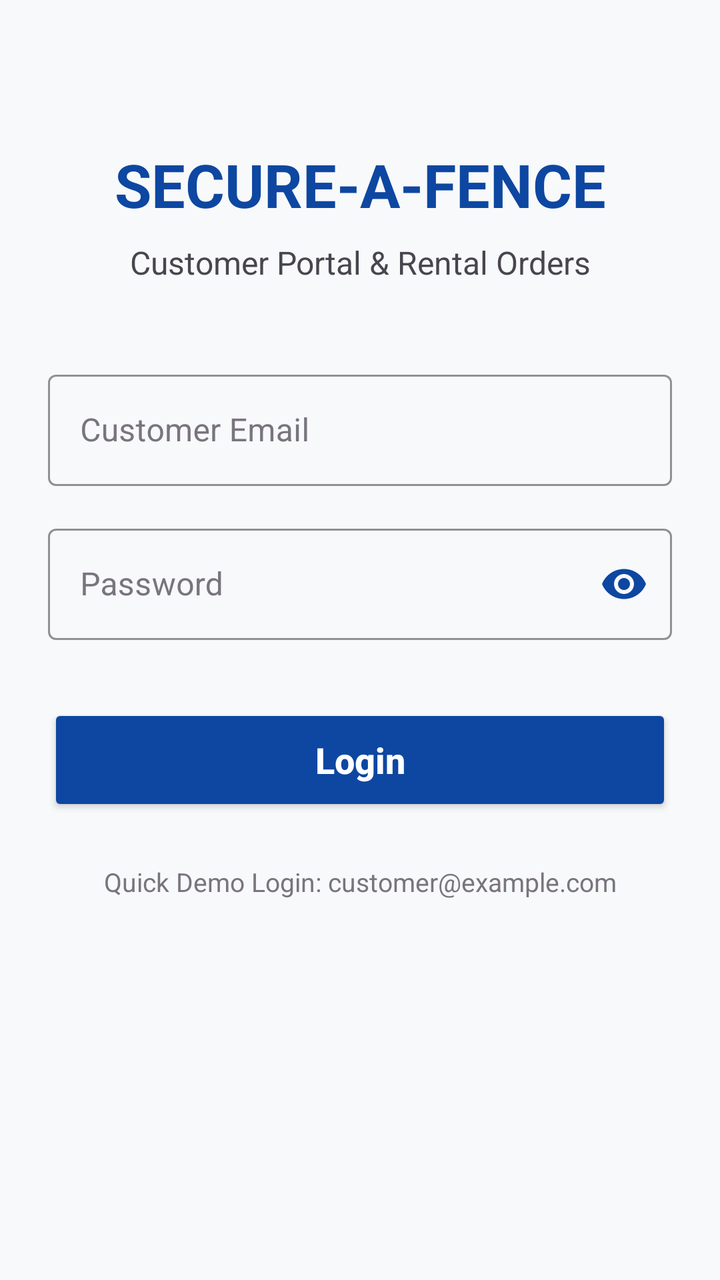
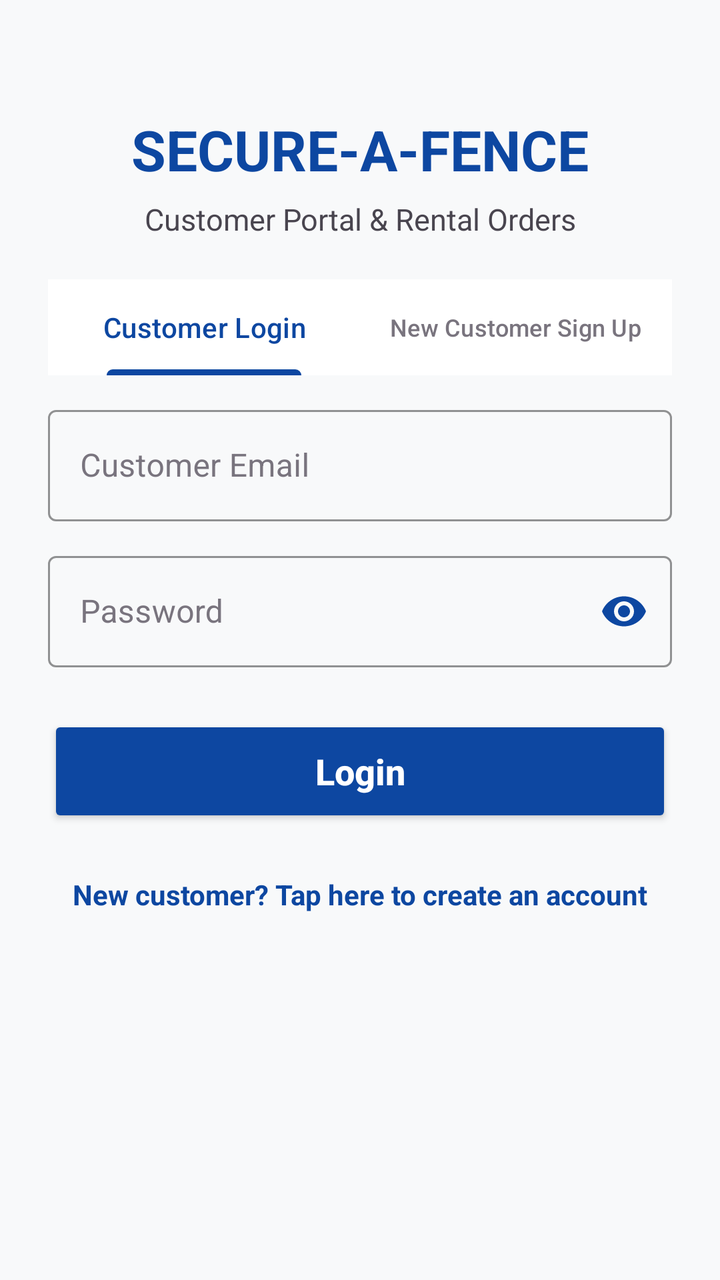

The first picture is an Android layout as it rendered before a commit; the second is the same layout after the commit. The layout source and the unified diff follow.
<!-- AndroidManifest.xml: application theme Theme.SecureAFenceClient -->
<!-- res/layout/activity_client_login.xml -->
<?xml version="1.0" encoding="utf-8"?>
<ScrollView xmlns:android="http://schemas.android.com/apk/res/android"
    xmlns:app="http://schemas.android.com/apk/res-auto"
    android:layout_width="match_parent"
    android:layout_height="match_parent"
    android:fillViewport="true"
    android:background="@color/bg_light">

    <androidx.constraintlayout.widget.ConstraintLayout
        android:layout_width="match_parent"
        android:layout_height="wrap_content"
        android:padding="24dp">

        <TextView
            android:id="@+id/tvAppTitle"
            android:layout_width="wrap_content"
            android:layout_height="wrap_content"
            android:text="SECURE-A-FENCE"
            android:textColor="@color/primary_blue"
            android:textSize="30sp"
            android:textStyle="bold"
            app:layout_constraintTop_toTopOf="parent"
            app:layout_constraintStart_toStartOf="parent"
            app:layout_constraintEnd_toEndOf="parent"
            android:layout_marginTop="48dp" />

        <TextView
            android:id="@+id/tvAppSubtitle"
            android:layout_width="wrap_content"
            android:layout_height="wrap_content"
            android:text="Customer Portal &amp; Rental Orders"
            android:textColor="@color/text_secondary"
            android:textSize="16sp"
            app:layout_constraintTop_toBottomOf="@id/tvAppTitle"
            app:layout_constraintStart_toStartOf="parent"
            app:layout_constraintEnd_toEndOf="parent"
            android:layout_marginTop="8dp" />

        <com.google.android.material.textfield.TextInputLayout
            android:id="@+id/tilEmail"
            style="@style/Widget.MaterialComponents.TextInputLayout.OutlinedBox"
            android:layout_width="match_parent"
            android:layout_height="wrap_content"
            android:hint="Customer Email"
            android:textColorHint="@color/text_muted"
            app:hintTextColor="@color/primary_blue"
            app:boxStrokeColor="@color/primary_blue"
            app:layout_constraintTop_toBottomOf="@id/tvAppSubtitle"
            android:layout_marginTop="40dp">

            <com.google.android.material.textfield.TextInputEditText
                android:id="@+id/etEmail"
                android:layout_width="match_parent"
                android:layout_height="wrap_content"
                android:inputType="textEmailAddress"
                android:textColor="@color/text_primary" />
        </com.google.android.material.textfield.TextInputLayout>

        <com.google.android.material.textfield.TextInputLayout
            android:id="@+id/tilPassword"
            style="@style/Widget.MaterialComponents.TextInputLayout.OutlinedBox"
            android:layout_width="match_parent"
            android:layout_height="wrap_content"
            android:hint="Password"
            android:textColorHint="@color/text_muted"
            app:hintTextColor="@color/primary_blue"
            app:boxStrokeColor="@color/primary_blue"
            app:passwordToggleEnabled="true"
            app:passwordToggleTint="@color/primary_blue"
            app:layout_constraintTop_toBottomOf="@id/tilEmail"
            android:layout_marginTop="16dp">

            <com.google.android.material.textfield.TextInputEditText
                android:id="@+id/etPassword"
                android:layout_width="match_parent"
                android:layout_height="wrap_content"
                android:inputType="textPassword"
                android:textColor="@color/text_primary" />
        </com.google.android.material.textfield.TextInputLayout>

        <Button
            android:id="@+id/btnLogin"
            android:layout_width="match_parent"
            android:layout_height="56dp"
            android:text="Login"
            android:textAllCaps="false"
            android:textSize="18sp"
            android:textStyle="bold"
            android:backgroundTint="@color/primary_blue"
            android:textColor="@color/white"
            app:layout_constraintTop_toBottomOf="@id/tilPassword"
            android:layout_marginTop="32dp" />

        <ProgressBar
            android:id="@+id/pbLoading"
            android:layout_width="wrap_content"
            android:layout_height="wrap_content"
            android:visibility="gone"
            android:indeterminateTint="@color/primary_blue"
            app:layout_constraintTop_toBottomOf="@id/btnLogin"
            app:layout_constraintStart_toStartOf="parent"
            app:layout_constraintEnd_toEndOf="parent"
            android:layout_marginTop="16dp" />

        <TextView
            android:id="@+id/tvDemoNote"
            android:layout_width="wrap_content"
            android:layout_height="wrap_content"
            android:text="Quick Demo Login: customer@example.com"
            android:textColor="@color/text_muted"
            android:textSize="13sp"
            app:layout_constraintTop_toBottomOf="@id/pbLoading"
            app:layout_constraintStart_toStartOf="parent"
            app:layout_constraintEnd_toEndOf="parent"
            android:layout_marginTop="24dp" />

    </androidx.constraintlayout.widget.ConstraintLayout>
</ScrollView>
<!-- resources referenced by this layout -->
<resources>
  <color name="bg_light">#F8F9FA</color>
  <color name="primary_blue">#0D47A1</color>
  <color name="text_muted">#79747E</color>
  <color name="text_primary">#1C1B1F</color>
  <color name="text_secondary">#49454F</color>
  <color name="white">#FFFFFF</color>
  <style name="Theme.SecureAFenceClient" parent="Theme.Material3.DayNight.NoActionBar">
          <item name="colorPrimary">@color/primary_blue</item>
          <item name="colorSecondary">@color/accent_orange</item>
          <item name="colorOnPrimary">@color/white</item>
          <item name="colorOnSecondary">@color/white</item>
          <item name="android:windowBackground">@color/bg_light</item>
          <item name="android:textColorPrimary">@color/text_primary</item>
          <item name="android:textColorSecondary">@color/text_secondary</item>
          <item name="android:statusBarColor">@color/primary_blue</item>
      </style>
  <color name="accent_orange">#FF6D00</color>
</resources>

<!-- the commit's change to res/layout/activity_client_login.xml (unified diff, before → after) -->
@@ -17,12 +17,12 @@
             android:layout_height="wrap_content"
             android:text="SECURE-A-FENCE"
             android:textColor="@color/primary_blue"
-            android:textSize="30sp"
+            android:textSize="28sp"
             android:textStyle="bold"
             app:layout_constraintTop_toTopOf="parent"
             app:layout_constraintStart_toStartOf="parent"
             app:layout_constraintEnd_toEndOf="parent"
-            android:layout_marginTop="48dp" />
+            android:layout_marginTop="32dp" />
 
         <TextView
             android:id="@+id/tvAppSubtitle"
@@ -30,12 +30,124 @@
             android:layout_height="wrap_content"
             android:text="Customer Portal &amp; Rental Orders"
             android:textColor="@color/text_secondary"
-            android:textSize="16sp"
+            android:textSize="15sp"
             app:layout_constraintTop_toBottomOf="@id/tvAppTitle"
             app:layout_constraintStart_toStartOf="parent"
             app:layout_constraintEnd_toEndOf="parent"
-            android:layout_marginTop="8dp" />
-
+            android:layout_marginTop="6dp" />
+
+        
+        <com.google.android.material.tabs.TabLayout
+            android:id="@+id/tabAuthMode"
+            android:layout_width="match_parent"
+            android:layout_height="wrap_content"
+            android:background="@color/white"
+            app:tabIndicatorColor="@color/primary_blue"
+            app:tabSelectedTextColor="@color/primary_blue"
+            app:tabTextColor="@color/text_muted"
+            app:layout_constraintTop_toBottomOf="@id/tvAppSubtitle"
+            android:layout_marginTop="20dp">
+
+            <com.google.android.material.tabs.TabItem
+                android:layout_width="wrap_content"
+                android:layout_height="wrap_content"
+                android:text="Customer Login" />
+
+            <com.google.android.material.tabs.TabItem
+                android:layout_width="wrap_content"
+                android:layout_height="wrap_content"
+                android:text="New Customer Sign Up" />
+        </com.google.android.material.tabs.TabLayout>
+
+        
+        <com.google.android.material.textfield.TextInputLayout
+            android:id="@+id/tilName"
+            style="@style/Widget.MaterialComponents.TextInputLayout.OutlinedBox"
+            android:layout_width="match_parent"
+            android:layout_height="wrap_content"
+            android:hint="Full Contact Name"
+            android:visibility="gone"
+            android:textColorHint="@color/text_muted"
+            app:hintTextColor="@color/primary_blue"
+            app:boxStrokeColor="@color/primary_blue"
+            app:layout_constraintTop_toBottomOf="@id/tabAuthMode"
+            android:layout_marginTop="16dp">
+
+            <com.google.android.material.textfield.TextInputEditText
+                android:id="@+id/etName"
+                android:layout_width="match_parent"
+                android:layout_height="wrap_content"
+                android:inputType="textPersonName"
+                android:textColor="@color/text_primary" />
+        </com.google.android.material.textfield.TextInputLayout>
+
+        
+        <com.google.android.material.textfield.TextInputLayout
+            android:id="@+id/tilCompany"
+            style="@style/Widget.MaterialComponents.TextInputLayout.OutlinedBox"
+            android:layout_width="match_parent"
+            android:layout_height="wrap_content"
+            android:hint="Company / Business Name"
+            android:visibility="gone"
+            android:textColorHint="@color/text_muted"
+            app:hintTextColor="@color/primary_blue"
+            app:boxStrokeColor="@color/primary_blue"
+            app:layout_constraintTop_toBottomOf="@id/tilName"
+            android:layout_marginTop="12dp">
+
+            <com.google.android.material.textfield.TextInputEditText
+                android:id="@+id/etCompany"
+                android:layout_width="match_parent"
+                android:layout_height="wrap_content"
+                android:inputType="textCapWords"
+                android:textColor="@color/text_primary" />
+        </com.google.android.material.textfield.TextInputLayout>
+
+        
+        <com.google.android.material.textfield.TextInputLayout
+            android:id="@+id/tilPhone"
+            style="@style/Widget.MaterialComponents.TextInputLayout.OutlinedBox"
+            android:layout_width="match_parent"
+            android:layout_height="wrap_content"
+            android:hint="Phone Number"
+            android:visibility="gone"
+            android:textColorHint="@color/text_muted"
+            app:hintTextColor="@color/primary_blue"
+            app:boxStrokeColor="@color/primary_blue"
+            app:layout_constraintTop_toBottomOf="@id/tilCompany"
+            android:layout_marginTop="12dp">
+
+            <com.google.android.material.textfield.TextInputEditText
+                android:id="@+id/etPhone"
+                android:layout_width="match_parent"
+                android:layout_height="wrap_content"
+                android:inputType="phone"
+                android:textColor="@color/text_primary" />
+        </com.google.android.material.textfield.TextInputLayout>
+
+        
+        <com.google.android.material.textfield.TextInputLayout
+            android:id="@+id/tilAddress"
+            style="@style/Widget.MaterialComponents.TextInputLayout.OutlinedBox"
+            android:layout_width="match_parent"
+            android:layout_height="wrap_content"
+            android:hint="Business Address"
+            android:visibility="gone"
+            android:textColorHint="@color/text_muted"
+            app:hintTextColor="@color/primary_blue"
+            app:boxStrokeColor="@color/primary_blue"
+            app:layout_constraintTop_toBottomOf="@id/tilPhone"
+            android:layout_marginTop="12dp">
+
+            <com.google.android.material.textfield.TextInputEditText
+                android:id="@+id/etAddress"
+                android:layout_width="match_parent"
+                android:layout_height="wrap_content"
+                android:inputType="textPostalAddress"
+                android:textColor="@color/text_primary" />
+        </com.google.android.material.textfield.TextInputLayout>
+
+        
         <com.google.android.material.textfield.TextInputLayout
             android:id="@+id/tilEmail"
             style="@style/Widget.MaterialComponents.TextInputLayout.OutlinedBox"
@@ -45,8 +157,8 @@
             android:textColorHint="@color/text_muted"
             app:hintTextColor="@color/primary_blue"
             app:boxStrokeColor="@color/primary_blue"
-            app:layout_constraintTop_toBottomOf="@id/tvAppSubtitle"
-            android:layout_marginTop="40dp">
+            app:layout_constraintTop_toBottomOf="@id/tilAddress"
+            android:layout_marginTop="12dp">
 
             <com.google.android.material.textfield.TextInputEditText
                 android:id="@+id/etEmail"
@@ -56,6 +168,7 @@
                 android:textColor="@color/text_primary" />
         </com.google.android.material.textfield.TextInputLayout>
 
+        
         <com.google.android.material.textfield.TextInputLayout
             android:id="@+id/tilPassword"
             style="@style/Widget.MaterialComponents.TextInputLayout.OutlinedBox"
@@ -68,7 +181,7 @@
             app:passwordToggleEnabled="true"
             app:passwordToggleTint="@color/primary_blue"
             app:layout_constraintTop_toBottomOf="@id/tilEmail"
-            android:layout_marginTop="16dp">
+            android:layout_marginTop="12dp">
 
             <com.google.android.material.textfield.TextInputEditText
                 android:id="@+id/etPassword"
@@ -78,6 +191,7 @@
                 android:textColor="@color/text_primary" />
         </com.google.android.material.textfield.TextInputLayout>
 
+        
         <Button
             android:id="@+id/btnLogin"
             android:layout_width="match_parent"
@@ -89,7 +203,7 @@
             android:backgroundTint="@color/primary_blue"
             android:textColor="@color/white"
             app:layout_constraintTop_toBottomOf="@id/tilPassword"
-            android:layout_marginTop="32dp" />
+            android:layout_marginTop="24dp" />
 
         <ProgressBar
             android:id="@+id/pbLoading"
@@ -103,16 +217,18 @@
             android:layout_marginTop="16dp" />
 
         <TextView
-            android:id="@+id/tvDemoNote"
-            android:layout_width="wrap_content"
-            android:layout_height="wrap_content"
-            android:text="Quick Demo Login: customer@example.com"
-            android:textColor="@color/text_muted"
-            android:textSize="13sp"
+            android:id="@+id/tvToggleModeLink"
+            android:layout_width="wrap_content"
+            android:layout_height="wrap_content"
+            android:text="New customer? Tap here to create an account"
+            android:textColor="@color/primary_blue"
+            android:textSize="14sp"
+            android:textStyle="bold"
+            android:padding="8dp"
             app:layout_constraintTop_toBottomOf="@id/pbLoading"
             app:layout_constraintStart_toStartOf="parent"
             app:layout_constraintEnd_toEndOf="parent"
-            android:layout_marginTop="24dp" />
+            android:layout_marginTop="16dp" />
 
     </androidx.constraintlayout.widget.ConstraintLayout>
 </ScrollView>
